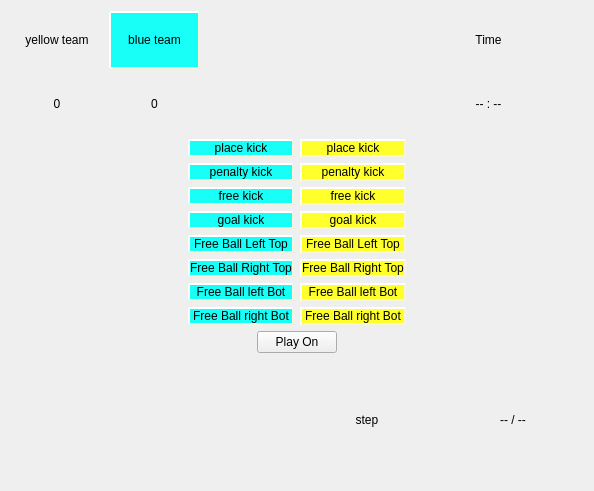
Qt form gameContoller/gcWidget.ui (fira-simurosot/Referee) before a commit.
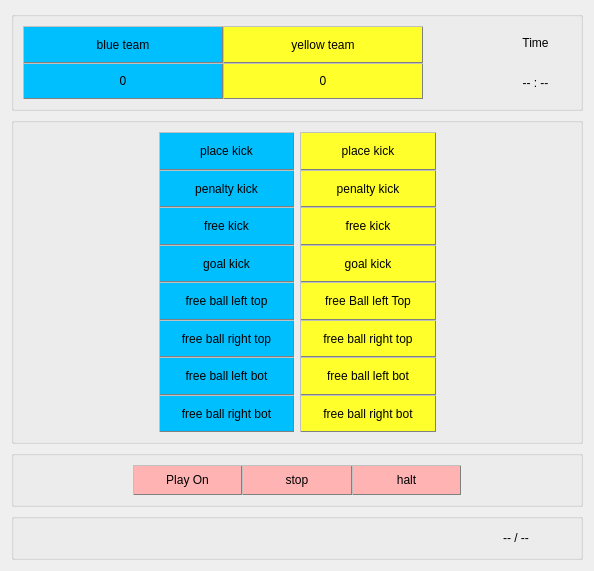
The same form after that commit.

```diff
--- a/gameContoller/gcWidget.ui
+++ b/gameContoller/gcWidget.ui
@@ -22,150 +22,219 @@
   <property name="windowTitle">
    <string>Form</string>
   </property>
-  <layout class="QGridLayout" name="gridLayout_2">
-   <item row="0" column="0">
-    <layout class="QVBoxLayout" name="verticalLayout_5">
+  <property name="styleSheet">
+   <string notr="true"/>
+  </property>
+  <layout class="QGridLayout" name="gridLayout_3">
+   <item row="3" column="0">
+    <widget class="QGroupBox" name="footerGroupBox">
+     <property name="styleSheet">
+      <string notr="true"/>
+     </property>
+     <layout class="QHBoxLayout" name="horizontalLayout_2">
      <item>
-      <layout class="QHBoxLayout" name="horizontalLayout_4">
+       <spacer name="horizontalSpacer_6">
+        <property name="sizePolicy">
+         <sizepolicy hsizetype="Minimum" vsizetype="Minimum">
+          <horstretch>0</horstretch>
+          <verstretch>0</verstretch>
+         </sizepolicy>
+        </property>
+        <property name="orientation">
+         <enum>Qt::Horizontal</enum>
+        </property>
+        <property name="sizeHint" stdset="0">
+         <size>
+          <width>40</width>
+          <height>20</height>
+         </size>
+        </property>
+       </spacer>
+      </item>
        <item>
-        <layout class="QGridLayout" name="gridLayout">
-         <item row="0" column="1">
-          <widget class="QLabel" name="labelTeamNameBlue">
+       <spacer name="horizontalSpacer_7">
+        <property name="orientation">
+         <enum>Qt::Horizontal</enum>
+        </property>
+        <property name="sizeHint" stdset="0">
+         <size>
+          <width>40</width>
+          <height>20</height>
+         </size>
+        </property>
+       </spacer>
+      </item>
+      <item>
+       <spacer name="horizontalSpacer_8">
+        <property name="orientation">
+         <enum>Qt::Horizontal</enum>
+        </property>
+        <property name="sizeHint" stdset="0">
+         <size>
+          <width>40</width>
+          <height>20</height>
+         </size>
+        </property>
+       </spacer>
+      </item>
+      <item>
+       <spacer name="horizontalSpacer_9">
+        <property name="orientation">
+         <enum>Qt::Horizontal</enum>
+        </property>
+        <property name="sizeHint" stdset="0">
+         <size>
+          <width>40</width>
+          <height>20</height>
+         </size>
+        </property>
+       </spacer>
+      </item>
+      <item>
+       <widget class="QLabel" name="labelsteper">
            <property name="sizePolicy">
             <sizepolicy hsizetype="Expanding" vsizetype="Expanding">
              <horstretch>0</horstretch>
              <verstretch>0</verstretch>
             </sizepolicy>
            </property>
-           <property name="styleSheet">
-            <string notr="true">QLabel{
-    background-color: #18fff8;
-    border-style: outset;
-    border-width: 2px;
-    border-color: beige;
-}</string>
-           </property>
            <property name="text">
-            <string>blue team</string>
+         <string>-- / --</string>
            </property>
            <property name="alignment">
             <set>Qt::AlignCenter</set>
            </property>
           </widget>
          </item>
-         <item row="1" column="1">
-          <widget class="QLabel" name="labelScoreBlue">
+     </layout>
+    </widget>
+   </item>
+   <item row="2" column="0">
+    <widget class="QGroupBox" name="globalGroupBox">
+     <property name="minimumSize">
+      <size>
+       <width>0</width>
+       <height>0</height>
+      </size>
+     </property>
+     <property name="styleSheet">
+      <string notr="true">QPushButton {
+    background-color: #ffb3b3;
+    border-style: outset;
+    border-width: 1px;
+    border-color: gray;
+}
+QPushButton:hover {
+    background-color: #ffb3b3;
+    border-style: outset;
+    border-width: 1px;
+    border-color: black;
+}
+QPushButton:pressed {
+    background-color: #ffb3b3;
+    border-style: outset;
+    border-width: 3px;
+    border-color: black;
+}
+</string>
+     </property>
+     <layout class="QHBoxLayout" name="horizontalLayout">
+      <property name="spacing">
+       <number>0</number>
+      </property>
+      <item>
+       <spacer name="horizontalSpacer">
            <property name="sizePolicy">
+         <sizepolicy hsizetype="Minimum" vsizetype="Minimum">
+          <horstretch>0</horstretch>
+          <verstretch>0</verstretch>
+         </sizepolicy>
+        </property>
+        <property name="orientation">
+         <enum>Qt::Horizontal</enum>
+        </property>
+        <property name="sizeHint" stdset="0">
+         <size>
+          <width>40</width>
+          <height>20</height>
+         </size>
+        </property>
+       </spacer>
+      </item>
+      <item>
+       <widget class="QPushButton" name="pbPlayOn">
+        <property name="sizePolicy">
             <sizepolicy hsizetype="Expanding" vsizetype="Expanding">
              <horstretch>0</horstretch>
              <verstretch>0</verstretch>
             </sizepolicy>
            </property>
            <property name="text">
-            <string>0</string>
-           </property>
-           <property name="alignment">
-            <set>Qt::AlignCenter</set>
-           </property>
-          </widget>
-         </item>
-         <item row="0" column="0">
-          <widget class="QLabel" name="labelTeamNameYellow">
+         <string>Play On</string>
+        </property>
+       </widget>
+      </item>
+      <item>
+       <widget class="QPushButton" name="pbStop">
+        <property name="sizePolicy">
+         <sizepolicy hsizetype="Expanding" vsizetype="Expanding">
+          <horstretch>0</horstretch>
+          <verstretch>0</verstretch>
+         </sizepolicy>
+        </property>
+        <property name="text">
+         <string>stop</string>
+        </property>
+       </widget>
+      </item>
+      <item>
+       <widget class="QPushButton" name="pbHalt">
            <property name="sizePolicy">
             <sizepolicy hsizetype="Expanding" vsizetype="Expanding">
              <horstretch>0</horstretch>
              <verstretch>0</verstretch>
             </sizepolicy>
            </property>
+        <property name="minimumSize">
+         <size>
+          <width>0</width>
+          <height>30</height>
+         </size>
+        </property>
            <property name="text">
-            <string>yellow team</string>
-           </property>
-           <property name="alignment">
-            <set>Qt::AlignCenter</set>
-           </property>
+         <string>halt</string>
+        </property>
+       </widget>
+      </item>
+      <item>
+       <spacer name="horizontalSpacer_2">
+        <property name="sizePolicy">
+         <sizepolicy hsizetype="Minimum" vsizetype="Minimum">
+          <horstretch>0</horstretch>
+          <verstretch>0</verstretch>
+         </sizepolicy>
+        </property>
+        <property name="orientation">
+         <enum>Qt::Horizontal</enum>
+        </property>
+        <property name="sizeHint" stdset="0">
+         <size>
+          <width>40</width>
+          <height>20</height>
+         </size>
+        </property>
+       </spacer>
+      </item>
+     </layout>
           </widget>
          </item>
          <item row="1" column="0">
-          <widget class="QLabel" name="labelScoreYellow">
-           <property name="sizePolicy">
-            <sizepolicy hsizetype="Expanding" vsizetype="Expanding">
-             <horstretch>0</horstretch>
-             <verstretch>0</verstretch>
-            </sizepolicy>
-           </property>
-           <property name="text">
-            <string>0</string>
-           </property>
-           <property name="alignment">
-            <set>Qt::AlignCenter</set>
-           </property>
-          </widget>
-         </item>
-        </layout>
-       </item>
-       <item>
-        <spacer name="horizontalSpacer_3">
-         <property name="sizePolicy">
-          <sizepolicy hsizetype="Expanding" vsizetype="Expanding">
-           <horstretch>0</horstretch>
-           <verstretch>0</verstretch>
-          </sizepolicy>
-         </property>
-         <property name="orientation">
-          <enum>Qt::Horizontal</enum>
-         </property>
-         <property name="sizeHint" stdset="0">
-          <size>
-           <width>40</width>
-           <height>20</height>
-          </size>
-         </property>
-        </spacer>
-       </item>
-       <item>
-        <layout class="QVBoxLayout" name="verticalLayout">
-         <item>
-          <widget class="QLabel" name="labelTime">
-           <property name="sizePolicy">
-            <sizepolicy hsizetype="Expanding" vsizetype="Expanding">
-             <horstretch>0</horstretch>
-             <verstretch>0</verstretch>
-            </sizepolicy>
-           </property>
-           <property name="text">
-            <string>Time</string>
-           </property>
-           <property name="alignment">
-            <set>Qt::AlignCenter</set>
-           </property>
-          </widget>
-         </item>
-         <item>
-          <widget class="QLabel" name="labelTimer">
-           <property name="sizePolicy">
-            <sizepolicy hsizetype="Expanding" vsizetype="Expanding">
-             <horstretch>0</horstretch>
-             <verstretch>0</verstretch>
-            </sizepolicy>
-           </property>
-           <property name="text">
-            <string>-- : --</string>
-           </property>
-           <property name="alignment">
-            <set>Qt::AlignCenter</set>
-           </property>
-          </widget>
-         </item>
-        </layout>
-       </item>
-      </layout>
-     </item>
-     <item>
-      <layout class="QHBoxLayout" name="horizontalLayout_5">
-       <item>
+    <widget class="QGroupBox" name="teamsGroupBox">
+     <layout class="QGridLayout" name="gridLayout">
+      <item row="0" column="0">
         <spacer name="horizontalSpacer_4">
          <property name="sizePolicy">
-          <sizepolicy hsizetype="Expanding" vsizetype="Expanding">
+         <sizepolicy hsizetype="Minimum" vsizetype="Minimum">
            <horstretch>0</horstretch>
            <verstretch>0</verstretch>
           </sizepolicy>
@@ -181,12 +250,54 @@
          </property>
         </spacer>
        </item>
-       <item>
-        <layout class="QVBoxLayout" name="verticalLayout_4">
-         <item>
-          <layout class="QHBoxLayout" name="horizontalLayout_3">
-           <item>
+      <item row="0" column="1">
+       <widget class="QWidget" name="blueWidget" native="true">
+        <property name="minimumSize">
+         <size>
+          <width>0</width>
+          <height>300</height>
+         </size>
+        </property>
+        <property name="styleSheet">
+         <string notr="true">QWidget{
+    background-color: #00bfff;
+}
+QPushButton {
+    background-color: #00bfff;
+    border-style: outset;
+    border-width: 1px;
+    border-color: gray;
+}
+QPushButton:hover {
+    background-color: #00bfff;
+    border-style: outset;
+    border-width: 1px;
+    border-color: black;
+}
+QPushButton:pressed {
+    background-color: #00bfff;
+    border-style: outset;
+    border-width: 3px;
+    border-color: black;
+}
+</string>
+        </property>
             <layout class="QVBoxLayout" name="verticalLayout_2">
+         <property name="spacing">
+          <number>0</number>
+         </property>
+         <property name="leftMargin">
+          <number>0</number>
+         </property>
+         <property name="topMargin">
+          <number>0</number>
+         </property>
+         <property name="rightMargin">
+          <number>0</number>
+         </property>
+         <property name="bottomMargin">
+          <number>0</number>
+         </property>
              <item>
               <widget class="QPushButton" name="pbPlaceKickBlue">
                <property name="sizePolicy">
@@ -196,18 +307,7 @@
                 </sizepolicy>
                </property>
                <property name="styleSheet">
-                <string notr="true">QPushButton {
-    background-color: #18fff8;
-    border-style: outset;
-    border-width: 2px;
-    border-color: beige;
-}
-QPushButton:pressed {
-    background-color: #18fff8;
-    border-style: outset;
-    border-width: 2px;
-    border-color: black;
-}</string>
+            <string notr="true"/>
                </property>
                <property name="text">
                 <string>place kick</string>
@@ -223,18 +323,7 @@
                 </sizepolicy>
                </property>
                <property name="styleSheet">
-                <string notr="true">QPushButton {
-    background-color: #18fff8;
-    border-style: outset;
-    border-width: 2px;
-    border-color: beige;
-}
-QPushButton:pressed {
-    background-color: #18fff8;
-    border-style: outset;
-    border-width: 2px;
-    border-color: black;
-}</string>
+            <string notr="true"/>
                </property>
                <property name="text">
                 <string>penalty kick</string>
@@ -250,18 +339,7 @@
                 </sizepolicy>
                </property>
                <property name="styleSheet">
-                <string notr="true">QPushButton {
-    background-color: #18fff8;
-    border-style: outset;
-    border-width: 2px;
-    border-color: beige;
-}
-QPushButton:pressed {
-    background-color: #18fff8;
-    border-style: outset;
-    border-width: 2px;
-    border-color: black;
-}</string>
+            <string notr="true"/>
                </property>
                <property name="text">
                 <string>free kick</string>
@@ -277,18 +355,7 @@
                 </sizepolicy>
                </property>
                <property name="styleSheet">
-                <string notr="true">QPushButton {
-    background-color: #18fff8;
-    border-style: outset;
-    border-width: 2px;
-    border-color: beige;
-}
-QPushButton:pressed {
-    background-color: #18fff8;
-    border-style: outset;
-    border-width: 2px;
-    border-color: black;
-}</string>
+            <string notr="true"/>
                </property>
                <property name="text">
                 <string>goal kick</string>
@@ -304,21 +371,10 @@
                 </sizepolicy>
                </property>
                <property name="styleSheet">
-                <string notr="true">QPushButton {
-    background-color: #18fff8;
-    border-style: outset;
-    border-width: 2px;
-    border-color: beige;
-}
-QPushButton:pressed {
-    background-color: #18fff8;
-    border-style: outset;
-    border-width: 2px;
-    border-color: black;
-}</string>
+            <string notr="true"/>
                </property>
                <property name="text">
-                <string>Free Ball Left Top</string>
+            <string>free ball left top</string>
                </property>
               </widget>
              </item>
@@ -331,21 +387,10 @@
                 </sizepolicy>
                </property>
                <property name="styleSheet">
-                <string notr="true">QPushButton {
-    background-color: #18fff8;
-    border-style: outset;
-    border-width: 2px;
-    border-color: beige;
-}
-QPushButton:pressed {
-    background-color: #18fff8;
-    border-style: outset;
-    border-width: 2px;
-    border-color: black;
-}</string>
+            <string notr="true"/>
                </property>
                <property name="text">
-                <string>Free Ball Right Top</string>
+            <string>free ball right top</string>
                </property>
               </widget>
              </item>
@@ -358,21 +403,10 @@
                 </sizepolicy>
                </property>
                <property name="styleSheet">
-                <string notr="true">QPushButton {
-    background-color: #18fff8;
-    border-style: outset;
-    border-width: 2px;
-    border-color: beige;
-}
-QPushButton:pressed {
-    background-color: #18fff8;
-    border-style: outset;
-    border-width: 2px;
-    border-color: black;
-}</string>
+            <string notr="true"/>
                </property>
                <property name="text">
-                <string>Free Ball left Bot</string>
+            <string>free ball left bot</string>
                </property>
               </widget>
              </item>
@@ -385,28 +419,64 @@
                 </sizepolicy>
                </property>
                <property name="styleSheet">
-                <string notr="true">QPushButton {
-    background-color: #18fff8;
-    border-style: outset;
-    border-width: 2px;
-    border-color: beige;
-}
-QPushButton:pressed {
-    background-color: #18fff8;
-    border-style: outset;
-    border-width: 2px;
-    border-color: black;
-}</string>
+            <string notr="true"/>
                </property>
                <property name="text">
-                <string>Free Ball right Bot</string>
+            <string>free ball right bot</string>
                </property>
               </widget>
              </item>
             </layout>
-           </item>
-           <item>
-            <layout class="QVBoxLayout" name="verticalLayout_3">
+       </widget>
+      </item>
+      <item row="0" column="2">
+       <widget class="QWidget" name="yellowWidget" native="true">
+        <property name="minimumSize">
+         <size>
+          <width>0</width>
+          <height>300</height>
+         </size>
+        </property>
+        <property name="styleSheet">
+         <string notr="true">QWidget{
+    background-color: #ffff2c;
+}
+QPushButton {
+    background-color: #ffff2c;
+    border-style: outset;
+    border-width: 1px;
+    border-color: gray;
+}
+QPushButton:hover {
+    background-color: #ffff2c;
+    border-style: outset;
+    border-width: 1px;
+    border-color: black;
+}
+QPushButton:pressed {
+    background-color: #ffff2c;
+    border-style: outset;
+    border-width: 3px;
+    border-color: black;
+}
+</string>
+        </property>
+        <layout class="QVBoxLayout" name="verticalLayout">
+         <property name="spacing">
+          <number>0</number>
+         </property>
+         <property name="leftMargin">
+          <number>0</number>
+         </property>
+         <property name="topMargin">
+          <number>0</number>
+         </property>
+         <property name="rightMargin">
+          <number>0</number>
+         </property>
+         <property name="bottomMargin">
+          <number>0</number>
+         </property>
              <item>
               <widget class="QPushButton" name="pbPlaceKickYellow">
                <property name="sizePolicy">
@@ -416,18 +486,7 @@
                 </sizepolicy>
                </property>
                <property name="styleSheet">
-                <string notr="true">QPushButton {
-    background-color: #ffff2c;
-    border-style: outset;
-    border-width: 2px;
-    border-color: beige;
-}
-QPushButton:pressed {
-    background-color: #ffff2c;
-    border-style: outset;
-    border-width: 2px;
-    border-color: black;
-}</string>
+            <string notr="true"/>
                </property>
                <property name="text">
                 <string>place kick</string>
@@ -443,18 +502,7 @@
                 </sizepolicy>
                </property>
                <property name="styleSheet">
-                <string notr="true">QPushButton {
-    background-color: #ffff2c;
-    border-style: outset;
-    border-width: 2px;
-    border-color: beige;
-}
-QPushButton:pressed {
-    background-color: #ffff2c;
-    border-style: outset;
-    border-width: 2px;
-    border-color: black;
-}</string>
+            <string notr="true"/>
                </property>
                <property name="text">
                 <string>penalty kick</string>
@@ -470,18 +518,7 @@
                 </sizepolicy>
                </property>
                <property name="styleSheet">
-                <string notr="true">QPushButton {
-    background-color: #ffff2c;
-    border-style: outset;
-    border-width: 2px;
-    border-color: beige;
-}
-QPushButton:pressed {
-    background-color: #ffff2c;
-    border-style: outset;
-    border-width: 2px;
-    border-color: black;
-}</string>
+            <string notr="true"/>
                </property>
                <property name="text">
                 <string>free kick</string>
@@ -497,18 +534,7 @@
                 </sizepolicy>
                </property>
                <property name="styleSheet">
-                <string notr="true">QPushButton {
-    background-color: #ffff2c;
-    border-style: outset;
-    border-width: 2px;
-    border-color: beige;
-}
-QPushButton:pressed {
-    background-color: #ffff2c;
-    border-style: outset;
-    border-width: 2px;
-    border-color: black;
-}</string>
+            <string notr="true"/>
                </property>
                <property name="text">
                 <string>goal kick</string>
@@ -524,21 +550,10 @@
                 </sizepolicy>
                </property>
                <property name="styleSheet">
-                <string notr="true">QPushButton {
-    background-color: #ffff2c;
-    border-style: outset;
-    border-width: 2px;
-    border-color: beige;
-}
-QPushButton:pressed {
-    background-color: #ffff2c;
-    border-style: outset;
-    border-width: 2px;
-    border-color: black;
-}</string>
+            <string notr="true"/>
                </property>
                <property name="text">
-                <string>Free Ball Left Top</string>
+            <string>free Ball left Top</string>
                </property>
               </widget>
              </item>
@@ -551,21 +566,10 @@
                 </sizepolicy>
                </property>
                <property name="styleSheet">
-                <string notr="true">QPushButton {
-    background-color: #ffff2c;
-    border-style: outset;
-    border-width: 2px;
-    border-color: beige;
-}
-QPushButton:pressed {
-    background-color: #ffff2c;
-    border-style: outset;
-    border-width: 2px;
-    border-color: black;
-}</string>
+            <string notr="true"/>
                </property>
                <property name="text">
-                <string>Free Ball Right Top</string>
+            <string>free ball right top</string>
                </property>
               </widget>
              </item>
@@ -578,21 +582,10 @@
                 </sizepolicy>
                </property>
                <property name="styleSheet">
-                <string notr="true">QPushButton {
-    background-color: #ffff2c;
-    border-style: outset;
-    border-width: 2px;
-    border-color: beige;
-}
-QPushButton:pressed {
-    background-color: #ffff2c;
-    border-style: outset;
-    border-width: 2px;
-    border-color: black;
-}</string>
+            <string notr="true"/>
                </property>
                <property name="text">
-                <string>Free Ball left Bot</string>
+            <string>free ball left bot</string>
                </property>
               </widget>
              </item>
@@ -605,89 +598,20 @@
                 </sizepolicy>
                </property>
                <property name="styleSheet">
-                <string notr="true">QPushButton {
-    background-color: #ffff2c;
-    border-style: outset;
-    border-width: 2px;
-    border-color: beige;
-}
-QPushButton:pressed {
-    background-color: #ffff2c;
-    border-style: outset;
-    border-width: 2px;
-    border-color: black;
-}</string>
+            <string notr="true"/>
                </property>
                <property name="text">
-                <string>Free Ball right Bot</string>
+            <string>free ball right bot</string>
                </property>
               </widget>
              </item>
             </layout>
-           </item>
-          </layout>
-         </item>
-         <item>
-          <layout class="QHBoxLayout" name="horizontalLayout_2">
-           <item>
-            <spacer name="horizontalSpacer">
-             <property name="sizePolicy">
-              <sizepolicy hsizetype="Expanding" vsizetype="Expanding">
-               <horstretch>0</horstretch>
-               <verstretch>0</verstretch>
-              </sizepolicy>
-             </property>
-             <property name="orientation">
-              <enum>Qt::Horizontal</enum>
-             </property>
-             <property name="sizeHint" stdset="0">
-              <size>
-               <width>40</width>
-               <height>20</height>
-              </size>
-             </property>
-            </spacer>
-           </item>
-           <item>
-            <widget class="QPushButton" name="pbPlayOn">
-             <property name="sizePolicy">
-              <sizepolicy hsizetype="Expanding" vsizetype="Expanding">
-               <horstretch>0</horstretch>
-               <verstretch>0</verstretch>
-              </sizepolicy>
-             </property>
-             <property name="text">
-              <string>Play On</string>
-             </property>
-            </widget>
-           </item>
-           <item>
-            <spacer name="horizontalSpacer_2">
-             <property name="sizePolicy">
-              <sizepolicy hsizetype="Expanding" vsizetype="Expanding">
-               <horstretch>0</horstretch>
-               <verstretch>0</verstretch>
-              </sizepolicy>
-             </property>
-             <property name="orientation">
-              <enum>Qt::Horizontal</enum>
-             </property>
-             <property name="sizeHint" stdset="0">
-              <size>
-               <width>40</width>
-               <height>20</height>
-              </size>
-             </property>
-            </spacer>
-           </item>
-          </layout>
-         </item>
-        </layout>
-       </item>
-       <item>
+       </widget>
+      </item>
+      <item row="0" column="3">
         <spacer name="horizontalSpacer_5">
          <property name="sizePolicy">
-          <sizepolicy hsizetype="Expanding" vsizetype="Expanding">
+         <sizepolicy hsizetype="Minimum" vsizetype="Minimum">
            <horstretch>0</horstretch>
            <verstretch>0</verstretch>
           </sizepolicy>
@@ -704,17 +628,148 @@
         </spacer>
        </item>
       </layout>
-     </item>
-     <item>
-      <layout class="QHBoxLayout" name="horizontalLayout_6">
-       <item>
-        <spacer name="horizontalSpacer_6">
+    </widget>
+   </item>
+   <item row="0" column="0">
+    <widget class="QGroupBox" name="headerGroupBox">
+     <property name="minimumSize">
+      <size>
+       <width>0</width>
+       <height>100</height>
+      </size>
+     </property>
+     <layout class="QGridLayout" name="gridLayout_4">
+      <item row="0" column="0" rowspan="2">
+       <widget class="QWidget" name="scoreWidget" native="true">
+        <property name="minimumSize">
+         <size>
+          <width>400</width>
+          <height>0</height>
+         </size>
+        </property>
+        <property name="styleSheet">
+         <string notr="true">QWidget{
+    background-color: #ffffff;
+}
+QLabel#labelTeamNameYellow {
+    background-color: #ffff2c;
+    border-style: outset;
+    border-width: 1px;
+    border-color: gray;
+}
+QLabel#labelScoreYellow {
+    background-color: #ffff2c;
+    border-style: outset;
+    border-width: 1px;
+    border-color: gray;
+}
+QLabel#labelTeamNameBlue {
+    background-color: #00bfff;
+    border-style: outset;
+    border-width: 1px;
+    border-color: gray;
+}
+QLabel#labelScoreBlue{
+    background-color: #00bfff;
+    border-style: outset;
+    border-width: 1px;
+    border-color: gray;
+}</string>
+        </property>
+        <layout class="QGridLayout" name="gridLayout_2">
+         <property name="leftMargin">
+          <number>0</number>
+         </property>
+         <property name="topMargin">
+          <number>0</number>
+         </property>
+         <property name="rightMargin">
+          <number>0</number>
+         </property>
+         <property name="bottomMargin">
+          <number>0</number>
+         </property>
+         <property name="spacing">
+          <number>0</number>
+         </property>
+         <item row="0" column="0">
+          <widget class="QLabel" name="labelTeamNameBlue">
          <property name="sizePolicy">
           <sizepolicy hsizetype="Expanding" vsizetype="Expanding">
            <horstretch>0</horstretch>
            <verstretch>0</verstretch>
           </sizepolicy>
          </property>
+           <property name="styleSheet">
+            <string notr="true"/>
+           </property>
+           <property name="text">
+            <string>blue team</string>
+           </property>
+           <property name="alignment">
+            <set>Qt::AlignCenter</set>
+           </property>
+          </widget>
+         </item>
+         <item row="0" column="1">
+          <widget class="QLabel" name="labelTeamNameYellow">
+           <property name="sizePolicy">
+            <sizepolicy hsizetype="Expanding" vsizetype="Expanding">
+             <horstretch>0</horstretch>
+             <verstretch>0</verstretch>
+            </sizepolicy>
+           </property>
+           <property name="text">
+            <string>yellow team</string>
+           </property>
+           <property name="alignment">
+            <set>Qt::AlignCenter</set>
+           </property>
+          </widget>
+         </item>
+         <item row="2" column="0">
+          <widget class="QLabel" name="labelScoreBlue">
+           <property name="sizePolicy">
+            <sizepolicy hsizetype="Expanding" vsizetype="Expanding">
+             <horstretch>0</horstretch>
+             <verstretch>0</verstretch>
+            </sizepolicy>
+           </property>
+           <property name="text">
+            <string>0</string>
+           </property>
+           <property name="alignment">
+            <set>Qt::AlignCenter</set>
+           </property>
+          </widget>
+         </item>
+         <item row="2" column="1">
+          <widget class="QLabel" name="labelScoreYellow">
+           <property name="sizePolicy">
+            <sizepolicy hsizetype="Expanding" vsizetype="Expanding">
+             <horstretch>0</horstretch>
+             <verstretch>0</verstretch>
+            </sizepolicy>
+           </property>
+           <property name="text">
+            <string>0</string>
+           </property>
+           <property name="alignment">
+            <set>Qt::AlignCenter</set>
+           </property>
+          </widget>
+         </item>
+        </layout>
+       </widget>
+      </item>
+      <item row="0" column="1">
+       <spacer name="horizontalSpacer_3">
+        <property name="sizePolicy">
+         <sizepolicy hsizetype="Minimum" vsizetype="Minimum">
+          <horstretch>0</horstretch>
+          <verstretch>0</verstretch>
+         </sizepolicy>
+        </property>
          <property name="orientation">
           <enum>Qt::Horizontal</enum>
          </property>
@@ -726,10 +781,8 @@
          </property>
         </spacer>
        </item>
-       <item>
-        <layout class="QHBoxLayout" name="horizontalLayout">
-         <item>
-          <widget class="QLabel" name="labelstep">
+      <item row="0" column="2">
+       <widget class="QLabel" name="labelTime">
            <property name="sizePolicy">
             <sizepolicy hsizetype="Expanding" vsizetype="Expanding">
              <horstretch>0</horstretch>
@@ -737,15 +790,15 @@
             </sizepolicy>
            </property>
            <property name="text">
-            <string>step</string>
+         <string>Time</string>
            </property>
            <property name="alignment">
             <set>Qt::AlignCenter</set>
            </property>
           </widget>
          </item>
-         <item>
-          <widget class="QLabel" name="labelsteper">
+      <item row="1" column="2">
+       <widget class="QLabel" name="labelTimer">
            <property name="sizePolicy">
             <sizepolicy hsizetype="Expanding" vsizetype="Expanding">
              <horstretch>0</horstretch>
@@ -753,7 +806,7 @@
             </sizepolicy>
            </property>
            <property name="text">
-            <string>-- / --</string>
+         <string>-- : --</string>
            </property>
            <property name="alignment">
             <set>Qt::AlignCenter</set>
@@ -761,10 +814,7 @@
           </widget>
          </item>
         </layout>
-       </item>
-      </layout>
-     </item>
-    </layout>
+    </widget>
    </item>
   </layout>
  </widget>
```
Lines whose indentation alone changed are shown as unchanged.
